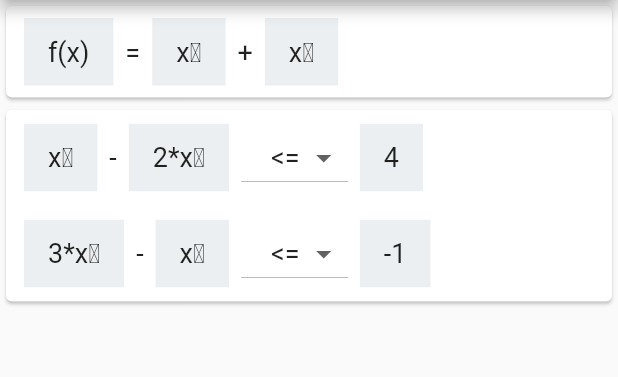
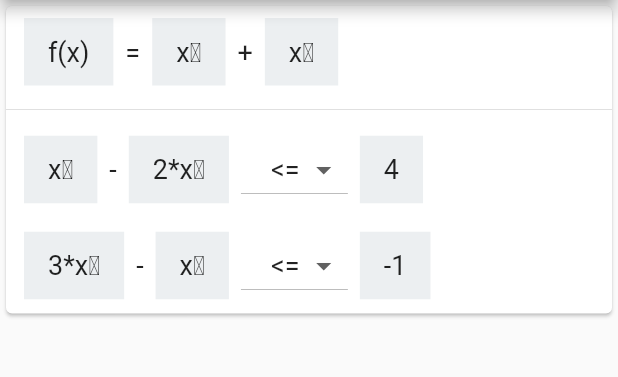
Before and after one commit to unsinedZ/Math-operations, a Flutter app: the DualSimplexMethod screen opened by its route, on a phone screen of 412 x 824 dp, the part 84-461 px from its top. Run offline on Flutter 3.47's test engine with Material 2 defaults, Android fonts, the phone set to English and light mode, and no system bars; our stand-ins replace numberpicker.

```diff
--- a/app/lib/widgets/screens/dual_simplex_method.dart
+++ b/app/lib/widgets/screens/dual_simplex_method.dart
@@ -29,19 +29,20 @@ class _DualSimplexState extends State<DualSimplexMethod> {
       content: Column(
         children: <Widget>[
           _CardWrapper(
-            child: FunctionRow(
-              targetFunction: _targetFunction,
-            ),
-          ),
-          _CardWrapper(
             child: Column(
               crossAxisAlignment: CrossAxisAlignment.start,
-              children: _restrictions
-                  .map((x) => RestrictionRow(
-                        restriction: x,
-                        variableLetter: _targetFunction.variableLetter,
-                      ))
-                  .toList(),
+              children: [
+                FunctionRow(
+                  targetFunction: _targetFunction,
+                ),
+                Divider(),
+                ..._restrictions
+                    .map((x) => RestrictionRow(
+                          restriction: x,
+                          variableLetter: _targetFunction.variableLetter,
+                        ))
+                    .toList(),
+              ],
             ),
           ),
         ],
```
